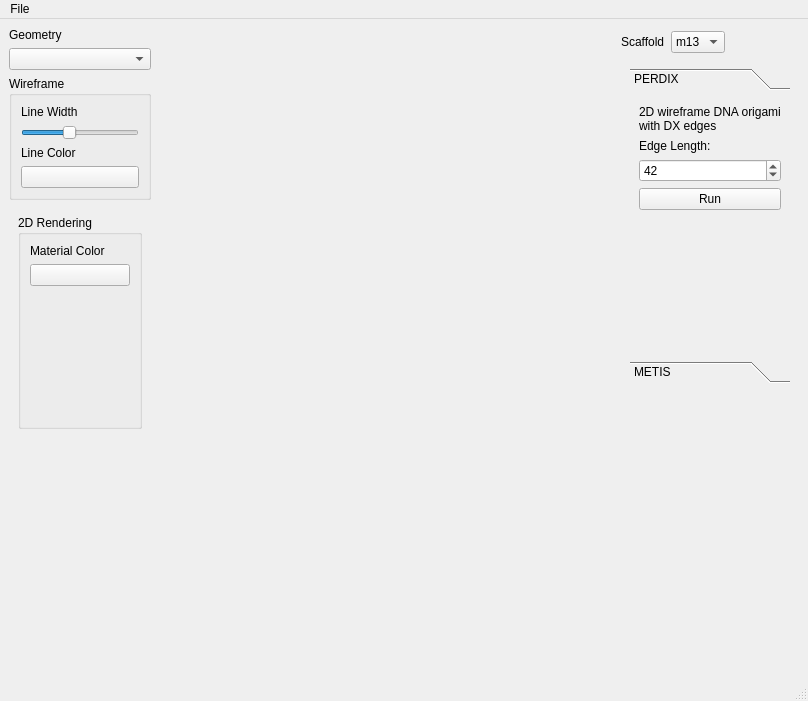
Qt form ui/AthenaMainWindow.ui (lcbb/athena) before a commit.
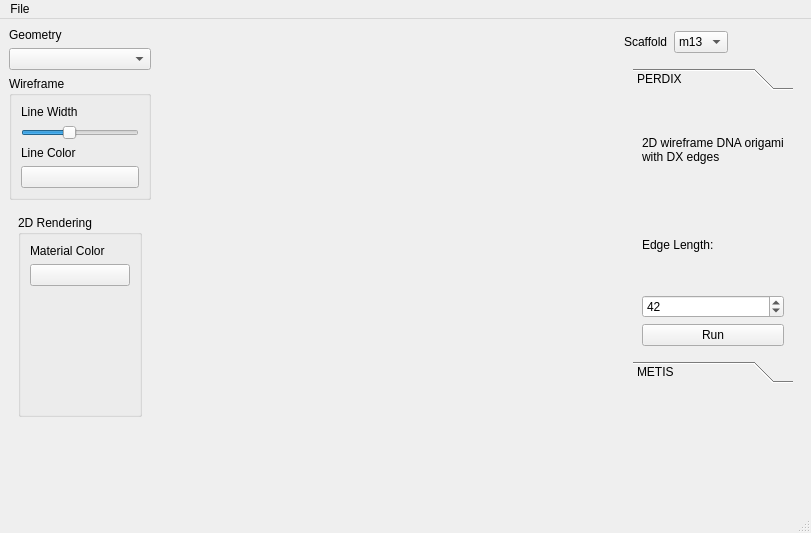
The same form after that commit. Custom widgets are drawn as their Qt base class.

Commit message: Subclass the stacked widget

What changed in the file:
```diff
--- a/ui/AthenaMainWindow.ui
+++ b/ui/AthenaMainWindow.ui
@@ -6,8 +6,8 @@
    <rect>
     <x>0</x>
     <y>0</y>
-    <width>808</width>
-    <height>701</height>
+    <width>811</width>
+    <height>533</height>
    </rect>
   </property>
   <property name="sizePolicy">
@@ -381,6 +381,9 @@
               <verstretch>0</verstretch>
              </sizepolicy>
             </property>
+            <property name="frameShadow">
+             <enum>QFrame::Sunken</enum>
+            </property>
             <property name="currentIndex">
              <number>0</number>
             </property>
@@ -388,6 +391,9 @@
              <layout class="QHBoxLayout" name="horizontalLayout_6">
               <item>
                <widget class="QToolBox" name="toolBox">
+                <property name="frameShadow">
+                 <enum>QFrame::Plain</enum>
+                </property>
                 <property name="currentIndex">
                  <number>0</number>
                 </property>
@@ -439,19 +445,6 @@
                     </property>
                    </widget>
                   </item>
-                  <item>
-                   <spacer name="verticalSpacer_5">
-                    <property name="orientation">
-                     <enum>Qt::Vertical</enum>
-                    </property>
-                    <property name="sizeHint" stdset="0">
-                     <size>
-                      <width>20</width>
-                      <height>40</height>
-                     </size>
-                    </property>
-                   </spacer>
-                  </item>
                  </layout>
                 </widget>
                 <widget class="QWidget" name="page_2">
@@ -709,7 +702,7 @@
            </widget>
           </item>
           <item>
-           <spacer name="verticalSpacer_7">
+           <spacer name="verticalSpacer_5">
             <property name="orientation">
              <enum>Qt::Vertical</enum>
             </property>
@@ -734,7 +727,7 @@
     <rect>
      <x>0</x>
      <y>0</y>
-     <width>808</width>
+     <width>811</width>
      <height>21</height>
     </rect>
    </property>
@@ -769,6 +762,14 @@
    </property>
   </action>
  </widget>
+ <customwidgets>
+  <customwidget>
+   <class>AutoResizingStackedWidget</class>
+   <extends>QStackedWidget</extends>
+   <header>mainwindow.py</header>
+   <container>1</container>
+  </customwidget>
+ </customwidgets>
  <resources/>
  <connections/>
 </ui>
```
Left out of the diff: 2 changed lines with no effect on the pictures. The commit also changes 1 other file.
